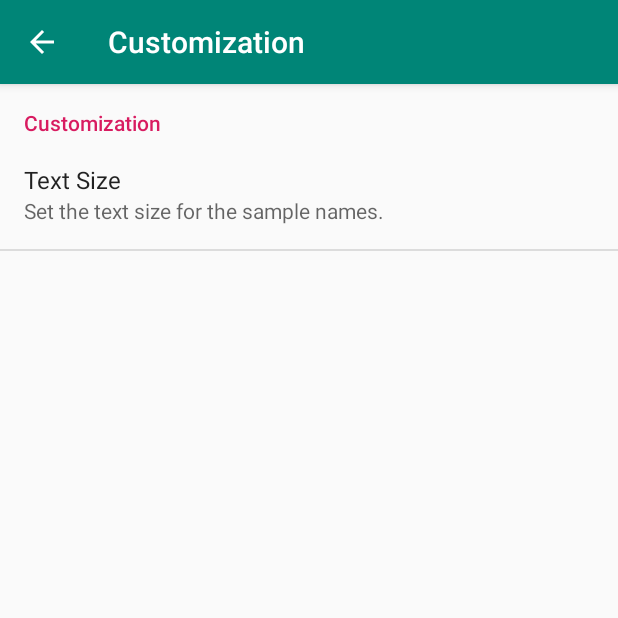
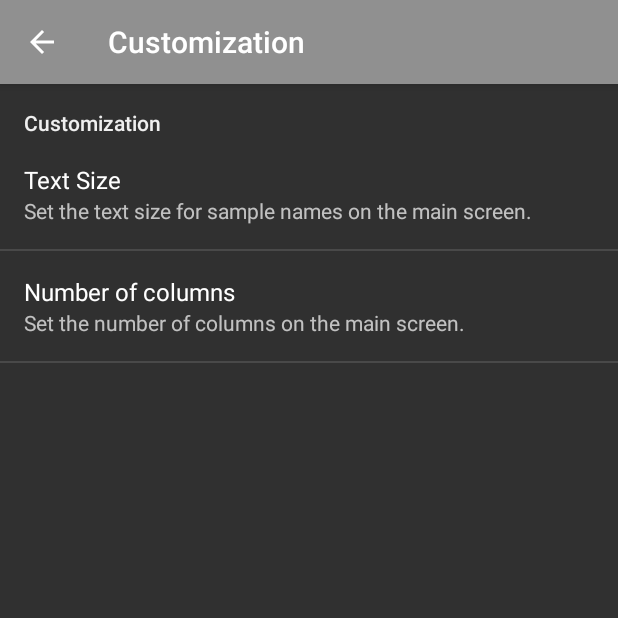
Before and after one commit to lfuelling/soundboard, an Android app: the SettingsActivity screen opened directly, with no data from a screen before it, after a tap on "Customization", on a phone screen of 412 x 824 dp, the top half of it. Run offline under Robolectric (Android 15) with nearby library versions, the phone set to English and light mode, and no system bars.

Commit message:
work on design

```diff
--- a/app/src/main/java/sh/lrk/soundboard/settings/SettingsActivity.java
+++ b/app/src/main/java/sh/lrk/soundboard/settings/SettingsActivity.java
@@ -22,10 +22,12 @@ public class SettingsActivity extends AppCompatPreferenceActivity {
     public static final String KEY_TEXT_SIZE = "text_size";
     public static final String KEY_STOP_PLAY = "stop_on_play_other";
     public static final String KEY_PLAY_IMMEDIATELY = "play_immediately";
+    public static final String KEY_NUM_COLS = "num_cols";
 
     public static final String DEFAULT_TEXT_SIZE = "2";
     public static final boolean DEFAULT_STOP_PLAY = true;
     public static final boolean DEFAULT_PLAY_IMMEDIATELY = true;
+    public static final String DEFAULT_NUM_COLS = "4";
 
     @Override
     protected void onCreate(Bundle savedInstanceState) {
--- a/app/src/main/res/layout/activity_main.xml
+++ b/app/src/main/res/layout/activity_main.xml
@@ -19,7 +19,7 @@
         android:layout_height="wrap_content"
         android:layout_alignParentBottom="true"
         android:layout_alignParentEnd="true"
-        android:src="@drawable/ic_add_white_24dp"
+        android:src="@drawable/ic_add_black_24dp"
         android:layout_margin="16dp" />
 
 </RelativeLayout>
--- a/app/src/main/res/layout/sample_list_item.xml
+++ b/app/src/main/res/layout/sample_list_item.xml
@@ -9,7 +9,7 @@
         android:id="@+id/playBtn"
         android:layout_width="wrap_content"
         android:layout_height="wrap_content"
-        android:src="@drawable/ic_play_circle_outline_black_48dp"
+        android:src="@drawable/ic_play_circle_outline_white_48dp"
         android:background="#00000000"
         android:soundEffectsEnabled="false"
         android:layout_margin="@dimen/default_margin"
@@ -23,6 +23,8 @@
         android:layout_width="wrap_content"
         android:layout_height="wrap_content"
         android:layout_below="@id/playBtn"
+        android:ellipsize="end"
+        android:maxLines="1"
         android:layout_centerHorizontal="true"/>
 
 </RelativeLayout>
--- a/app/src/main/res/values/colors.xml
+++ b/app/src/main/res/values/colors.xml
@@ -1,6 +1,11 @@
 <?xml version="1.0" encoding="utf-8"?>
 <resources>
-    <color name="colorPrimary">#008577</color>
-    <color name="colorPrimaryDark">#00574B</color>
-    <color name="colorAccent">#D81B60</color>
+    <color name="primaryColor">#909090</color>
+    <color name="primaryLightColor">#c0c0c0</color>
+    <color name="primaryDarkColor">#636363</color>
+    <color name="secondaryColor">#bdbdbd</color>
+    <color name="secondaryLightColor">#efefef</color>
+    <color name="secondaryDarkColor">#8d8d8d</color>
+    <color name="primaryTextColor">#000000</color>
+    <color name="secondaryTextColor">#000000</color>
 </resources>
--- a/app/src/main/res/values/strings.xml
+++ b/app/src/main/res/values/strings.xml
@@ -6,7 +6,7 @@
     <string name="pref_header_customization">Customization</string>
     <string name="cancel">Cancel</string>
     <string name="okay">Ok</string>
-    <string name="pref_description_text_size">Set the text size for the sample names.</string>
+    <string name="pref_description_text_size">Set the text size for sample names on the main screen.</string>
     <string name="pref_title_text_size">Text Size</string>
     <string name="pref_description_nothing_here">There is nothing here.</string>
     <string name="pref_title_nothing_here">Whoops!</string>
@@ -20,6 +20,8 @@
     <string name="pref_title_stop_on_play_other">Stop currently playing sound</string>
     <string name="pref_description_stop_on_play_other">Stops the currently playing sample when the user tries to play another one.</string>
     <string name="settings">Settings</string>
+    <string name="pref_title_num_cols">Number of columns</string>
+    <string name="pref_description_num_cols">Set the number of columns on the main screen.</string>
 
     <string-array name="pref_text_size_titles">
         <item>Small</item>
--- a/app/src/main/res/values/styles.xml
+++ b/app/src/main/res/values/styles.xml
@@ -1,11 +1,13 @@
 <resources>
 
     <!-- Base application theme. -->
-    <style name="AppTheme" parent="Theme.AppCompat.Light.DarkActionBar">
+    <style name="AppTheme" parent="Theme.AppCompat">
         <!-- Customize your theme here. -->
-        <item name="colorPrimary">@color/colorPrimary</item>
-        <item name="colorPrimaryDark">@color/colorPrimaryDark</item>
-        <item name="colorAccent">@color/colorAccent</item>
+        <item name="colorPrimary">@color/primaryColor</item>
+        <item name="colorPrimaryDark">@color/primaryDarkColor</item>
+        <item name="colorAccent">@color/secondaryLightColor</item>
+        <item name="android:navigationBarColor">@color/primaryDarkColor</item>
+        <item name="android:statusBarColor">@color/primaryDarkColor</item>
     </style>
 
 </resources>
--- a/app/src/main/res/xml/pref_customization.xml
+++ b/app/src/main/res/xml/pref_customization.xml
@@ -12,6 +12,13 @@
             android:summary="@string/pref_description_text_size"
             android:title="@string/pref_title_text_size" />
 
+        <EditTextPreference
+            android:inputType="number"
+            android:defaultValue="4"
+            android:key="num_cols"
+            android:summary="@string/pref_description_num_cols"
+            android:title="@string/pref_title_num_cols" />
+
     </PreferenceCategory>
 
 </PreferenceScreen>
--- a/app/src/main/res/xml/pref_headers.xml
+++ b/app/src/main/res/xml/pref_headers.xml
@@ -2,12 +2,12 @@
 
     <header
         android:fragment="sh.lrk.soundboard.settings.SettingsActivity$CustomizationPreferenceFragment"
-        android:icon="@drawable/ic_color_lens_black_24dp"
+        android:icon="@drawable/ic_color_lens_white_24dp"
         android:title="@string/pref_header_customization" />
 
     <header
         android:fragment="sh.lrk.soundboard.settings.SettingsActivity$AdvancedPreferenceFragment"
-        android:icon="@drawable/ic_bug_report_black_24dp"
+        android:icon="@drawable/ic_bug_report_white_24dp"
         android:title="@string/pref_header_advanced" />
 
 </preference-headers>
```
Also changed, not shown: app/src/main/java/sh/lrk/soundboard/MainActivity.java (+21 -1 lines), app/src/main/java/sh/lrk/soundboard/PlaybackHandler.java (+4 -4 lines).
